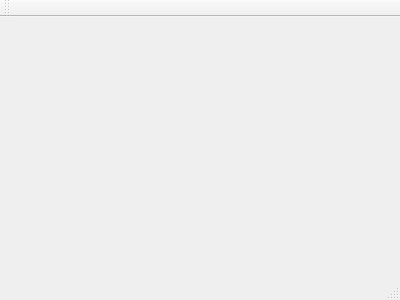
Above: mainwindow.ui from GrzegorzWawszczyk/PhoneBook before the change. Below: the same form after it.
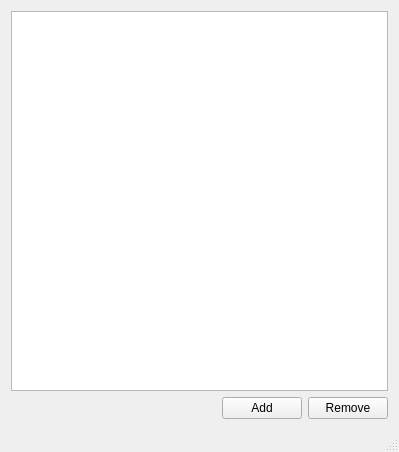
That is the form after the change.

Commit message: Main window added

The edit to the form file:
```diff
--- a/mainwindow.ui
+++ b/mainwindow.ui
@@ -1,24 +1,68 @@
 <ui version="4.0">
  <class>MainWindow</class>
- <widget class="QMainWindow" name="MainWindow" >
-  <property name="geometry" >
+ <widget class="QMainWindow" name="MainWindow">
+  <property name="geometry">
    <rect>
     <x>0</x>
     <y>0</y>
-    <width>400</width>
-    <height>300</height>
+    <width>399</width>
+    <height>452</height>
    </rect>
   </property>
   <property name="windowTitle" >
    <string>MainWindow</string>
   </property>
-  <widget class="QMenuBar" name="menuBar" />
-  <widget class="QToolBar" name="mainToolBar" />
-  <widget class="QWidget" name="centralWidget" />
-  <widget class="QStatusBar" name="statusBar" />
+  <widget class="QWidget" name="centralWidget">
+   <layout class="QVBoxLayout" name="verticalLayout">
+    <item>
+     <widget class="QListView" name="lv_contacts"/>
+    </item>
+    <item>
+     <layout class="QHBoxLayout" name="horizontalLayout">
+      <item>
+       <spacer name="horizontalSpacer">
+        <property name="orientation">
+         <enum>Qt::Horizontal</enum>
+        </property>
+        <property name="sizeHint" stdset="0">
+         <size>
+          <width>40</width>
+          <height>20</height>
+         </size>
+        </property>
+       </spacer>
+      </item>
+      <item>
+       <widget class="QPushButton" name="b_add">
+        <property name="text">
+         <string>Add</string>
+        </property>
+       </widget>
+      </item>
+      <item>
+       <widget class="QPushButton" name="b_remove">
+        <property name="text">
+         <string>Remove</string>
+        </property>
+       </widget>
+      </item>
+     </layout>
+    </item>
+   </layout>
+  </widget>
+  <widget class="QMenuBar" name="menuBar">
+   <property name="geometry">
+    <rect>
+     <x>0</x>
+     <y>0</y>
+     <width>399</width>
+     <height>25</height>
+    </rect>
+   </property>
+  </widget>
+  <widget class="QStatusBar" name="statusBar"/>
  </widget>
- <layoutDefault spacing="6" margin="11" />
- <pixmapfunction></pixmapfunction>
+ <layoutdefault spacing="6" margin="11"/>
  <resources/>
  <connections/>
 </ui>
```
Left out of the diff: 3 changed lines with no effect on the pictures. The commit also changes 3 other files.
